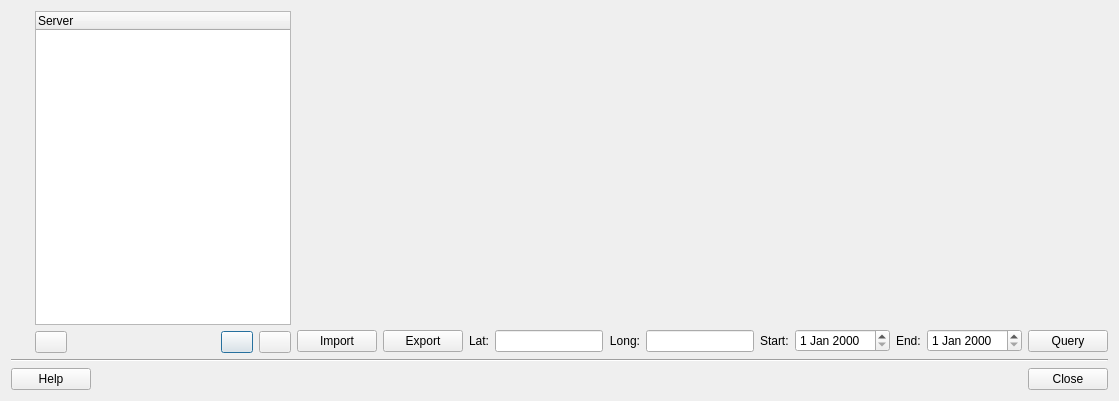
Old version of the form src/wtss-tl/ui/wtss_dialog_form.ui in the repository matheuszaglia/wtss.tl.
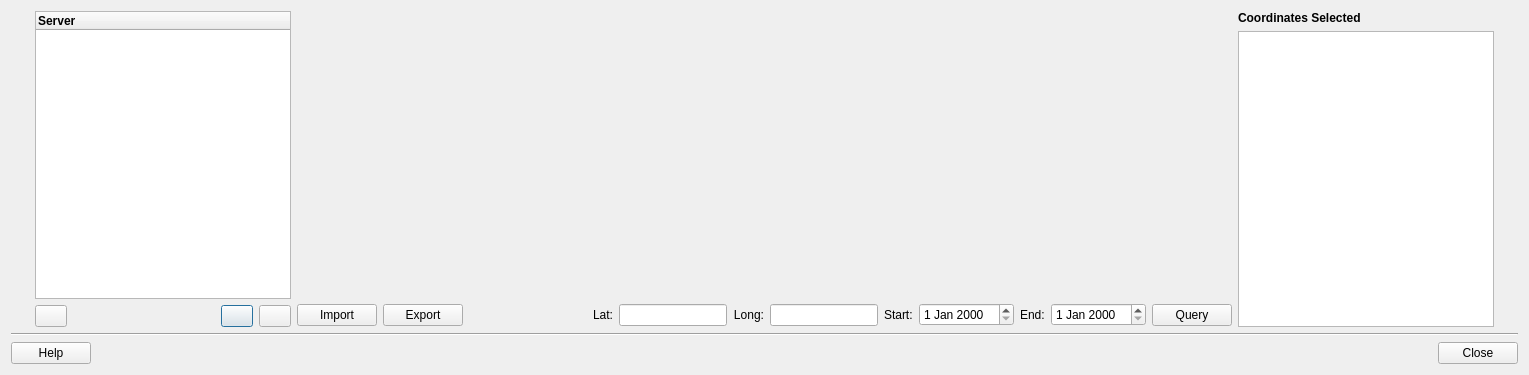
New version of the form. Custom widgets are drawn as their Qt base class.

Commit message: Adding frame for ChartDisplay

```diff
--- a/src/wtss-tl/ui/wtss_dialog_form.ui
+++ b/src/wtss-tl/ui/wtss_dialog_form.ui
@@ -6,16 +6,20 @@
    <rect>
     <x>0</x>
     <y>0</y>
-    <width>1038</width>
-    <height>401</height>
+    <width>1529</width>
+    <height>375</height>
    </rect>
   </property>
   <property name="windowTitle">
    <string>Dialog</string>
   </property>
-  <layout class="QGridLayout" name="gridLayout_11">
+  <layout class="QGridLayout" name="gridLayout_17">
    <item row="0" column="0">
-    <layout class="QGridLayout" name="gridLayout_10">
+    <layout class="QGridLayout" name="gridLayout_16">
+     <item row="0" column="0">
+      <layout class="QGridLayout" name="gridLayout_15" columnstretch="1,0">
+       <item row="0" column="0">
+        <layout class="QGridLayout" name="gridLayout_10" columnstretch="0,1">
      <item row="0" column="0">
       <layout class="QGridLayout" name="gridLayout_8">
        <item row="0" column="0">
@@ -69,6 +73,12 @@
                <property name="text">
                 <string>Server</string>
                </property>
+                   <property name="font">
+                    <font>
+                     <weight>75</weight>
+                     <bold>true</bold>
+                    </font>
+                   </property>
               </column>
              </widget>
             </item>
@@ -133,7 +143,9 @@
          </layout>
         </widget>
        </item>
-       <item row="0" column="2">
+          </layout>
+         </item>
+         <item row="0" column="1">
         <widget class="QFrame" name="graphFrame">
          <property name="frameShape">
           <enum>QFrame::NoFrame</enum>
@@ -156,16 +168,6 @@
           </property>
           <item row="0" column="0">
            <layout class="QGridLayout" name="gridLayout_5" rowstretch="1,0">
-            <item row="0" column="0">
-             <widget class="QCustomPlot" name="customPlot" native="true">
-              <property name="sizePolicy">
-               <sizepolicy hsizetype="MinimumExpanding" vsizetype="Preferred">
-                <horstretch>0</horstretch>
-                <verstretch>0</verstretch>
-               </sizepolicy>
-              </property>
-             </widget>
-            </item>
             <item row="1" column="0">
              <layout class="QGridLayout" name="gridLayout_4">
               <item row="0" column="3">
@@ -282,10 +284,83 @@
               </item>
              </layout>
             </item>
+              <item row="0" column="0">
+               <widget class="QFrame" name="m_timeSeriesFrame"/>
+              </item>
            </layout>
           </item>
          </layout>
         </widget>
+         </item>
+        </layout>
+       </item>
+       <item row="0" column="1">
+        <layout class="QGridLayout" name="gridLayout_14" columnstretch="0,0">
+         <item row="0" column="0">
+          <widget class="QFrame" name="coordSframe">
+           <property name="frameShape">
+            <enum>QFrame::NoFrame</enum>
+           </property>
+           <property name="frameShadow">
+            <enum>QFrame::Plain</enum>
+           </property>
+           <layout class="QGridLayout" name="gridLayout_13">
+            <property name="leftMargin">
+             <number>0</number>
+            </property>
+            <property name="topMargin">
+             <number>0</number>
+            </property>
+            <property name="rightMargin">
+             <number>0</number>
+            </property>
+            <property name="bottomMargin">
+             <number>0</number>
+            </property>
+            <item row="0" column="0">
+             <layout class="QGridLayout" name="gridLayout_12">
+              <item row="0" column="0">
+               <widget class="QLabel" name="m_coordSTitle">
+                <property name="font">
+                 <font>
+                  <weight>75</weight>
+                  <bold>true</bold>
+                 </font>
+                </property>
+                <property name="text">
+                 <string>Coordinates Selected</string>
+                </property>
+               </widget>
+              </item>
+              <item row="1" column="0">
+               <layout class="QGridLayout" name="gridLayout_11">
+                <item row="0" column="0">
+                 <widget class="QListWidget" name="m_coordSListWidget"/>
+                </item>
+               </layout>
+              </item>
+             </layout>
+            </item>
+           </layout>
+          </widget>
+         </item>
+         <item row="0" column="1">
+          <widget class="QToolButton" name="m_hideCoordSToolButton">
+           <property name="text">
+            <string/>
+           </property>
+           <property name="iconSize">
+            <size>
+             <width>10</width>
+             <height>32</height>
+            </size>
+           </property>
+           <property name="autoRaise">
+            <bool>true</bool>
+           </property>
+          </widget>
+         </item>
+        </layout>
        </item>
       </layout>
      </item>
@@ -346,14 +421,6 @@
    </item>
   </layout>
  </widget>
- <customwidgets>
-  <customwidget>
-   <class>QCustomPlot</class>
-   <extends>QWidget</extends>
-   <header>qcustomplot.h</header>
-   <container>1</container>
-  </customwidget>
- </customwidgets>
  <resources/>
  <connections/>
 </ui>
```
Lines whose indentation alone changed are shown as unchanged.
